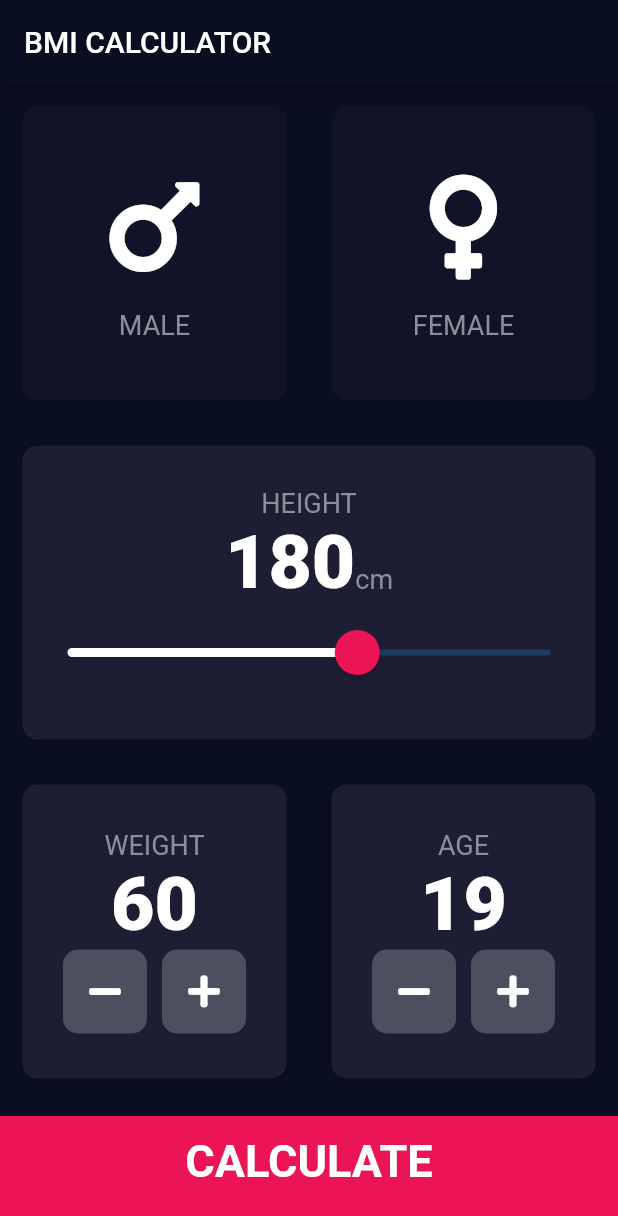
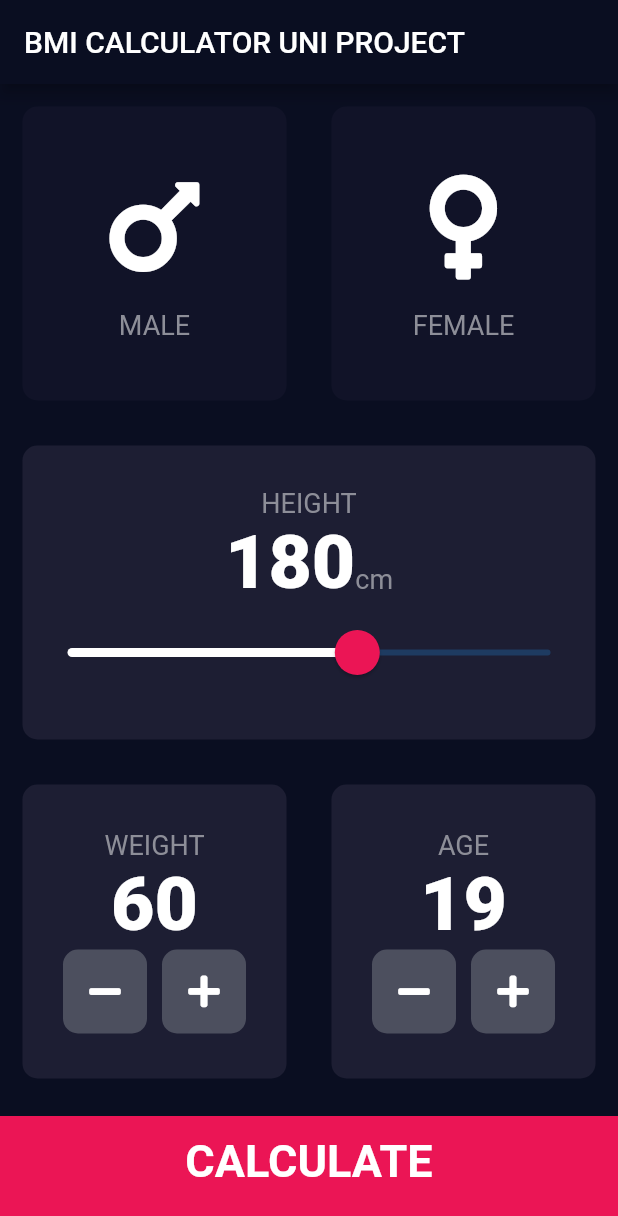
Before and after one commit to kebbasbi/bmi-calculator, a Flutter app: the screen it shows after launch, on a phone screen of 412 x 824 dp. Shown: the top 1216 px of the screen. Run offline on Flutter 3.47's test engine with Material 2 defaults, Android fonts, the phone set to English and light mode, and no system bars; our stand-ins replace font_awesome_flutter.

Commit message:
update title

```diff
--- a/lib/screens/input_page.dart
+++ b/lib/screens/input_page.dart
@@ -25,7 +25,7 @@ class _InputPageState extends State<InputPage> {
   Widget build(BuildContext context) {
     return Scaffold(
         appBar: AppBar(
-          title: Text('BMI CALCULATOR'),
+          title: Text('BMI CALCULATOR UNI PROJECT'),
         ),
         body: Column(
           crossAxisAlignment: CrossAxisAlignment.stretch,
```
Also changed, not shown: pubspec.lock, 5 other files.
